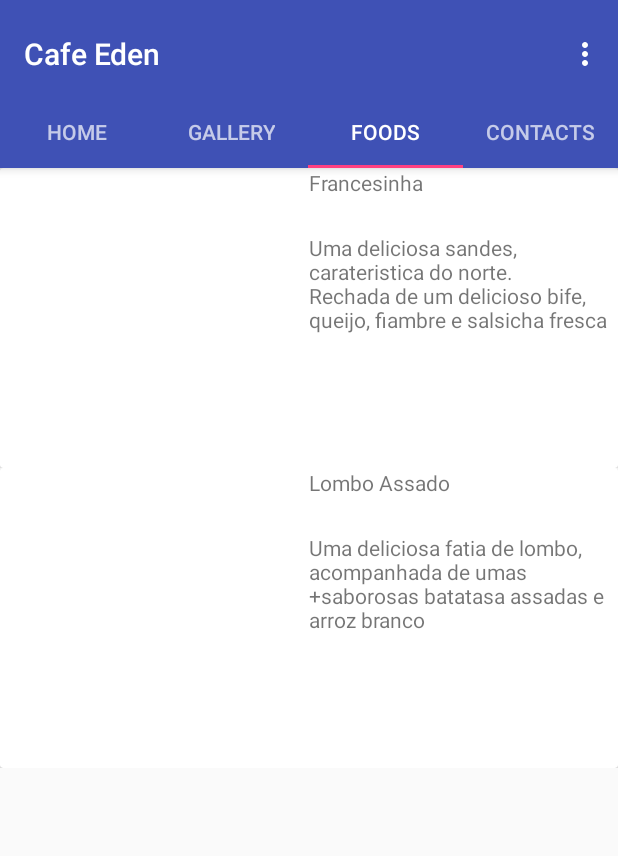
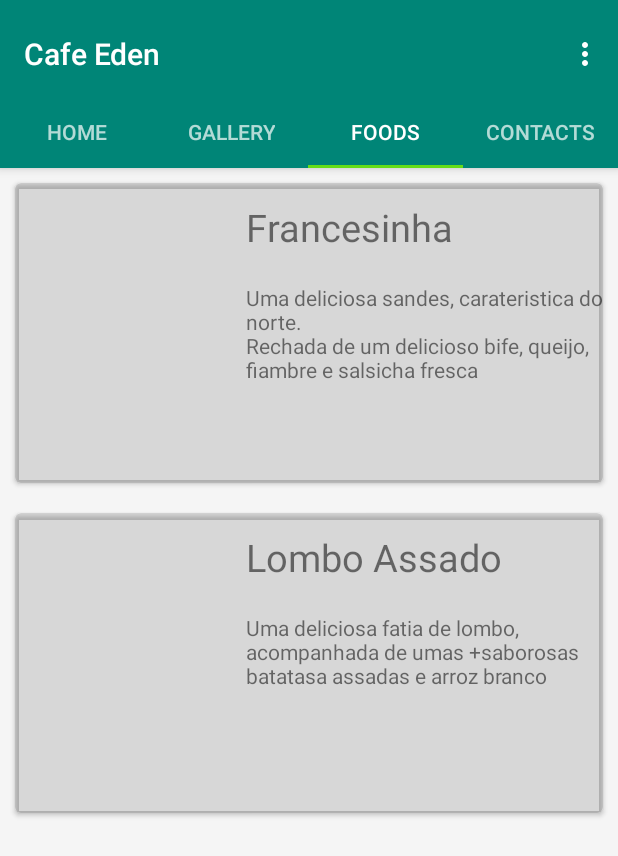
Before and after one commit to NetoPedro/CafeEdenApp, an Android app: the screen it shows after launch (MenuActivity), tab 3 chosen, on a phone screen of 412 x 824 dp. Shown: the top 856 px of the screen. Run offline under Robolectric (Android 15) with nearby library versions, the phone set to English and light mode, and no system bars; pictures from the network do not load; 2 statements that could not run were skipped.

Commit message:
Modificações feitas ao nivel dos contactos (alterado o acesso à localização ) e modificações feitas a nivel da lista de comidas (Adicionado relevo)

```diff
--- a/app/src/main/java/com/netoapps2/cafeedenapp/Contacts.java
+++ b/app/src/main/java/com/netoapps2/cafeedenapp/Contacts.java
@@ -11,7 +11,7 @@ import android.widget.Button;
 import android.widget.TextView;
 
 public class Contacts extends AppCompatActivity {
-
+/*
     private Button botao ;
 
     private static final String FACEBOOK_URL = "https://www.facebook.com/amiguinhosdoeden";
@@ -87,4 +87,5 @@ public class Contacts extends AppCompatActivity {
             return FACEBOOK_URL; //normal web url
         }
     }
+    */
 }
--- a/app/src/main/java/com/netoapps2/cafeedenapp/ContactsFragment.java
+++ b/app/src/main/java/com/netoapps2/cafeedenapp/ContactsFragment.java
@@ -19,7 +19,6 @@ import android.widget.TextView;
 public class ContactsFragment extends Fragment {
 
         private static final String ARG_SECTION_NUMBER = "section_number";
-    private Button botao ;
 
     private static final String FACEBOOK_URL = "https://www.facebook.com/amiguinhosdoeden";
     private static final String FACEBOOK_PAGE_ID = "amiguinhosdoeden";
@@ -42,7 +41,8 @@ public class ContactsFragment extends Fragment {
         public View onCreateView(LayoutInflater inflater, ViewGroup container,
                                  Bundle savedInstanceState) {
             View rootView = inflater.inflate(R.layout.activity_contacts, container, false);
-            botao = (Button) rootView.findViewById(R.id.botaoMapa);
+            ImageView mapLogo = (ImageView) rootView.findViewById(R.id.mapLogo);
+            final TextView mapText = (TextView) rootView.findViewById(R.id.mapText);
             View.OnClickListener action1 = new View.OnClickListener() {
                 @Override
                 public void onClick(View view) {
@@ -52,8 +52,7 @@ public class ContactsFragment extends Fragment {
                     if (i.resolveActivity(getActivity().getPackageManager()) != null)
                         startActivity(i);
                     else {
-                        botao.setEnabled(false);
-                        botao.setText(R.string.botaoIndisponivel);
+                        mapText.setText(R.string.botaoIndisponivel);
 
                     }
                 }
@@ -84,7 +83,8 @@ public class ContactsFragment extends Fragment {
 
                 }
             };
-            botao.setOnClickListener(action1);
+            mapLogo.setOnClickListener(action1);
+            mapText.setOnClickListener(action1);
             TextView telefoneText = (TextView) rootView.findViewById(R.id.telefone);
             TextView telemovelText = (TextView) rootView.findViewById(R.id.telemovel);
             TextView facebookText = (TextView) rootView.findViewById(R.id.facebook);
--- a/app/src/main/res/layout/elemento_lista_comida.xml
+++ b/app/src/main/res/layout/elemento_lista_comida.xml
@@ -4,30 +4,39 @@
     android:layout_height="wrap_content"
     >
 
-    <android.support.v7.widget.CardView
+    <android.support.v7.widget.CardView xmlns:card_view="http://schemas.android.com/apk/res-auto"
         android:layout_width="fill_parent"
         android:layout_height="200dp"
+        android:layout_margin="10dp"
+        card_view:cardCornerRadius="4dp"
+        card_view:cardBackgroundColor="@color/ripple_material_light"
+
         >
         <LinearLayout
             android:orientation="horizontal"
             android:layout_width="match_parent"
-            android:layout_height="wrap_content">
+            android:layout_height="match_parent">
             <ImageView
                 android:layout_width="0dp"
-                android:layout_weight="1"
+                android:layout_weight="0.60"
                 android:id="@+id/fotoComida"
+                android:layout_gravity="center"
+                android:layout_margin="6dp"
                 android:layout_height="match_parent"
             />
             <LinearLayout
                 android:orientation="vertical"
                 android:layout_width="0dp"
-                android:layout_height="wrap_content"
+                android:layout_height="match_parent"
                 android:layout_weight="1">
                 <TextView
                     android:id="@+id/nomeComida"
                     android:layout_width="match_parent"
-                    android:layout_weight="1"
-                    android:paddingBottom="24dp"
+                    android:layout_gravity="center_vertical"
+                    android:layout_weight="2"
+                    android:textSize="25sp"
+                    android:paddingBottom="12dp"
+                    android:paddingTop="12dp"
 
                     android:layout_height="0dp" />
                 <TextView
--- a/app/src/main/res/values-v21/styles.xml
+++ b/app/src/main/res/values-v21/styles.xml
@@ -6,4 +6,16 @@
         <item name="android:windowDrawsSystemBarBackgrounds">true</item>
         <item name="android:statusBarColor">@android:color/transparent</item>
     </style>
+
+    <style name="AppTheme" parent="Theme.AppCompat.Light.DarkActionBar">
+        <!-- Customize your theme here. -->
+        <item name="colorPrimary">@color/accent_material_light</item>
+        <item name="colorPrimaryDark">@color/colorPrimaryDark</item>
+        <item name="colorAccent">@color/colorAccent</item>
+        <item name="android:colorBackground">@color/primary_material_light</item>
+        <item name="android:textColorPrimary">@color/foreground_material_light</item>
+        <item name="android:navigationBarColor">@color/accent_material_light</item>
+        <item name="android:textColorSecondary">@color/foreground_material_light</item>
+        <item name="android:statusBarColor">@color/accent_material_light</item>
+    </style>
 </resources>
--- a/app/src/main/res/values/colors.xml
+++ b/app/src/main/res/values/colors.xml
@@ -1,6 +1,7 @@
 <?xml version="1.0" encoding="utf-8"?>
 <resources>
-    <color name="colorPrimary">#3F51B5</color>
+    <color name="colorPrimary">#684401</color>
     <color name="colorPrimaryDark">#303F9F</color>
-    <color name="colorAccent">#FF4081</color>
+    <color name="colorAccent">#64dd17</color>
+    <color name="holo_blue_light">#624d45</color>
 </resources>
--- a/app/src/main/res/values/styles.xml
+++ b/app/src/main/res/values/styles.xml
@@ -3,9 +3,12 @@
     <!-- Base application theme. -->
     <style name="AppTheme" parent="Theme.AppCompat.Light.DarkActionBar">
         <!-- Customize your theme here. -->
-        <item name="colorPrimary">@color/colorPrimary</item>
+        <item name="colorPrimary">@color/accent_material_light</item>
         <item name="colorPrimaryDark">@color/colorPrimaryDark</item>
         <item name="colorAccent">@color/colorAccent</item>
+        <item name="android:colorBackground">@color/primary_material_light</item>
+        <item name="android:textColorPrimary">@color/foreground_material_light</item>
+        <item name="android:textColorSecondary">@color/foreground_material_light</item>
     </style>
 
     <style name="AppTheme.NoActionBar">
```
Also changed, not shown: app/src/main/res/layout/activity_contacts.xml (+18 -4 lines), app/src/main/res/layout/intro_fragment.xml (+8 -7 lines), app/src/main/res/drawable/mapicon.png (added).
